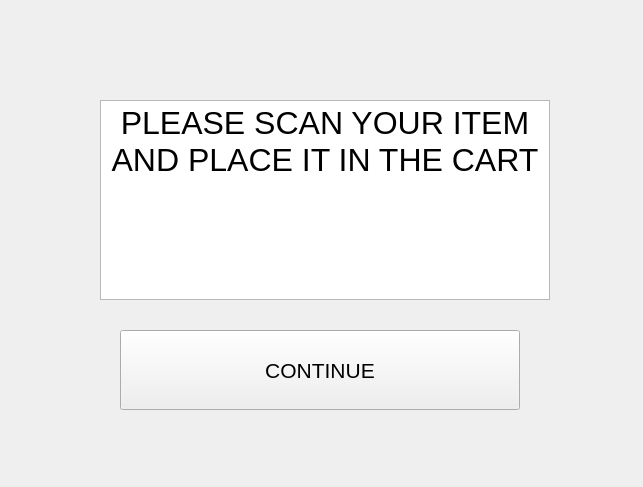
Above: src/cart_interface_scan.ui from PfeifferH/cheqout before the change. Below: the same form after it.
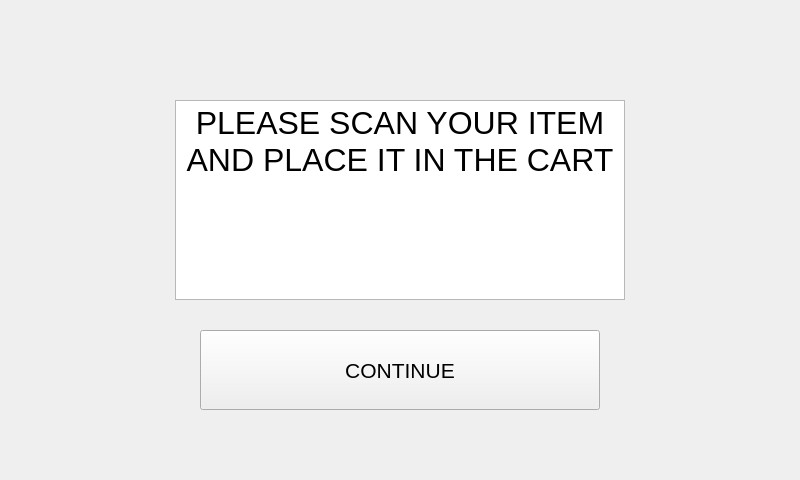
That is the form after the change.

Patch:
```diff
--- a/src/cart_interface_scan.ui
+++ b/src/cart_interface_scan.ui
@@ -6,8 +6,8 @@
    <rect>
     <x>0</x>
     <y>0</y>
-    <width>643</width>
-    <height>487</height>
+    <width>800</width>
+    <height>480</height>
    </rect>
   </property>
   <property name="windowTitle">
@@ -16,7 +16,7 @@
   <widget class="QTextBrowser" name="textBrowser">
    <property name="geometry">
     <rect>
-     <x>100</x>
+     <x>175</x>
      <y>100</y>
      <width>450</width>
      <height>200</height>
@@ -36,7 +36,7 @@
   <widget class="QPushButton" name="pushButton_2">
    <property name="geometry">
     <rect>
-     <x>120</x>
+     <x>200</x>
      <y>330</y>
      <width>400</width>
      <height>80</height>
```
